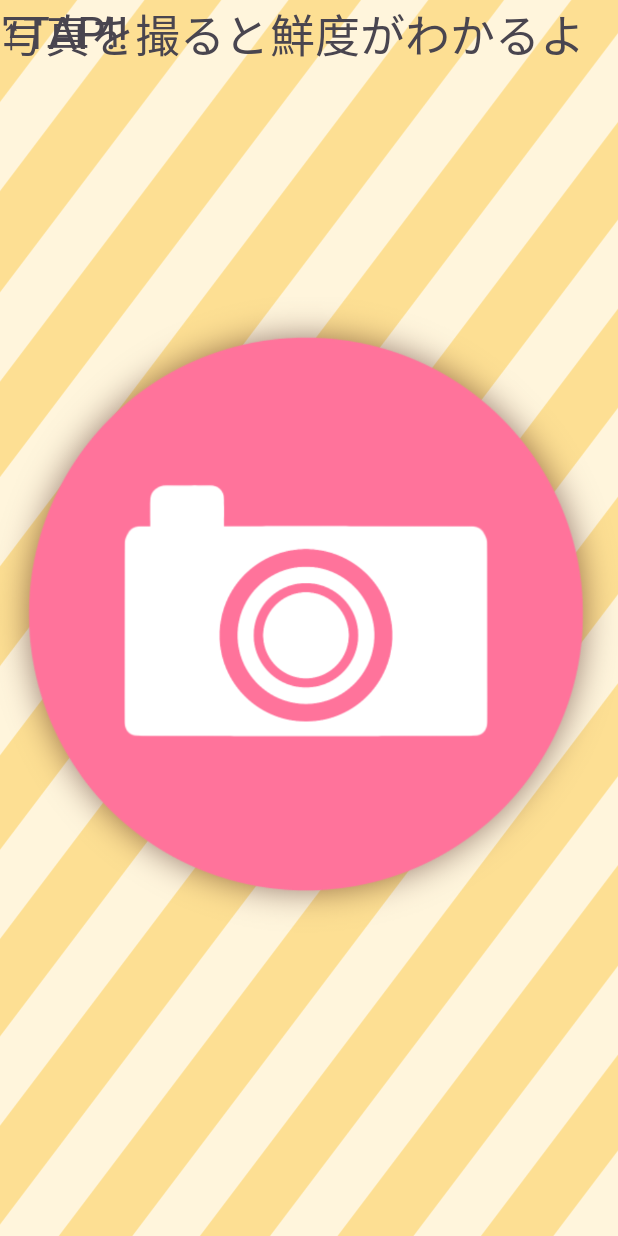
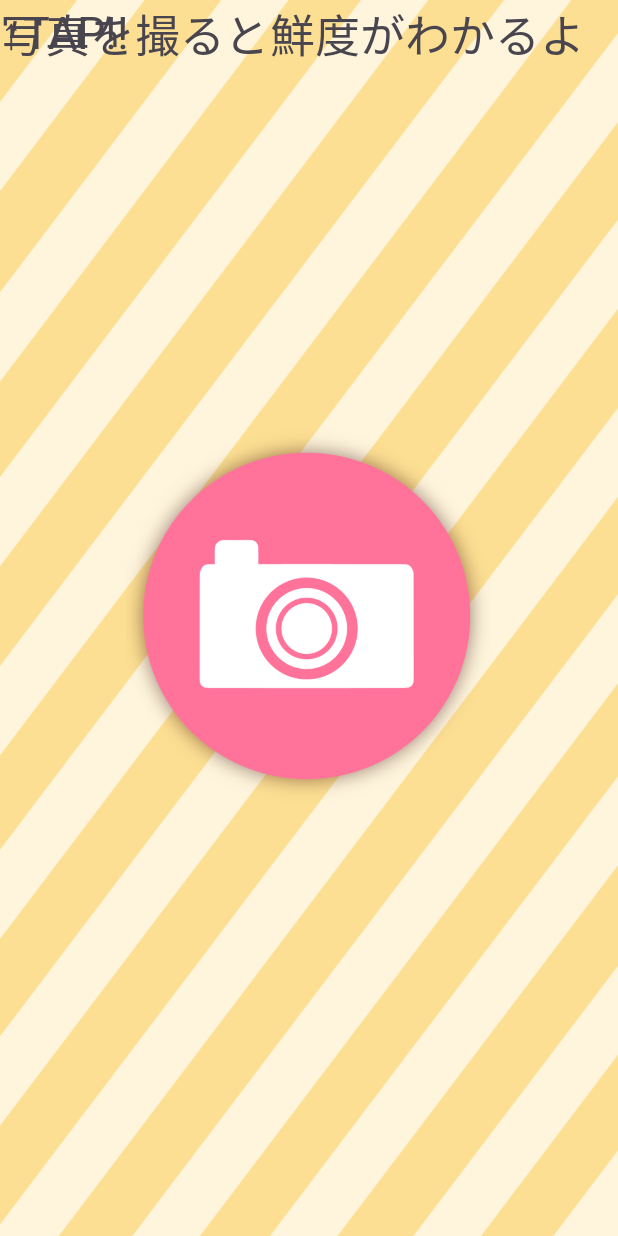
Before and after one commit to kaimu134383431/Fresh_meat_identification, an Android app: the screen it shows after launch (MainActivity), on a phone screen of 412 x 824 dp. Run offline under Robolectric (Android 15) with nearby library versions, the phone set to English and light mode, and no system bars.

Commit message:
カメラボタンの判定の調整2

```diff
--- a/app/src/main/res/layout/activity_main.xml
+++ b/app/src/main/res/layout/activity_main.xml
@@ -13,8 +13,8 @@
     <!-- ImageButton: カメラボタン -->
     <ImageButton
         android:id="@+id/b_camera"
-        android:layout_width="wrap_content"
-        android:layout_height="wrap_content"
+        android:layout_width="267dp"
+        android:layout_height="252dp"
         android:layout_gravity="center"
         android:backgroundTint="#00FFFFFF"
         android:contentDescription="@null"
```
